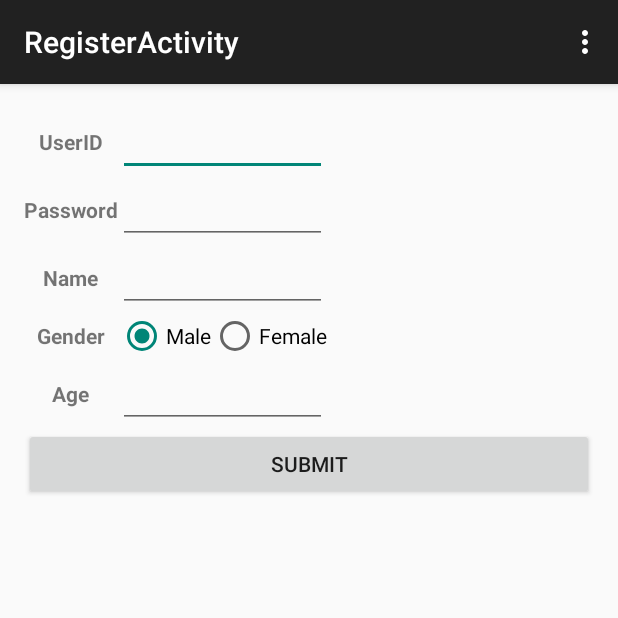
After one commit to PushenGao/Java_Smartphone, an Android app: the RegisterActivity screen opened directly, with no data from a screen before it, on a phone screen of 412 x 824 dp, the top half of it. The commit adds this screen. Run offline under Robolectric (Android 15) with nearby library versions, the phone set to English and light mode, and no system bars.

Commit message:
add register activity

```diff
--- a/Application/src/main/AndroidManifest.xml
+++ b/Application/src/main/AndroidManifest.xml
@@ -85,15 +85,14 @@
             android:label="@string/title_activity_tabSelect" >
         </activity>
         <activity
-            android:launchMode="singleTop"
             android:name="ui.Recommend"
-            android:label="@string/title_activity_recommend" >
+            android:label="@string/title_activity_recommend"
+            android:launchMode="singleTop" >
         </activity>
         <activity
-            android:parentActivityName="ui.Recommend"
             android:name="ui.Profile"
             android:label="@string/title_activity_profile"
-            >
+            android:parentActivityName="ui.Recommend" >
         </activity>
         <activity
             android:name="ui.ChatWindow"
@@ -104,21 +103,21 @@
         <activity
             android:name="ui.Contact"
             android:label="@string/title_activity_contact"
-            android:launchMode="singleTop">
-
+            android:launchMode="singleTop" >
         </activity>
         <activity
             android:name="ui.History"
             android:label="@string/title_activity_history" >
         </activity>
-
         <activity
             android:name="ui.ProfileAndRemove"
             android:label="@string/title_activity_profile_and_remove"
             android:parentActivityName="ui.Contact" >
-
         </activity>
-
+        <activity
+            android:name="ui.RegisterActivity"
+            android:label="@string/title_activity_register" >
+        </activity>
     </application>
 
 </manifest>
--- a/Application/src/main/java/dblayout/ContactDBConnectorProxy.java
+++ b/Application/src/main/java/dblayout/ContactDBConnectorProxy.java
@@ -10,6 +10,7 @@ import android.database.SQLException;
 import android.database.sqlite.SQLiteDatabase;
 import android.database.sqlite.SQLiteOpenHelper;
 import android.database.sqlite.SQLiteDatabase.CursorFactory;
+//TODO contacts db needs to be redesigned.
 
 public abstract class ContactDBConnectorProxy {
     private static final String DATABASE_NAME = "WeRun";
--- a/Application/src/main/java/ui/LogIn.java
+++ b/Application/src/main/java/ui/LogIn.java
@@ -52,4 +52,9 @@ public class LogIn extends ActionBarActivity {
         Intent intent = new Intent(this,com.example.android.actionbarcompat.styled.MainActivity.class);
         startActivity(intent);
     }
+
+    public void register_werun(View view){
+        Intent intent = new Intent(this,RegisterActivity.class);
+        startActivity(intent);
+    }
 }
--- /dev/null
+++ b/Application/src/main/java/ui/RegisterActivity.java
@@ -0,0 +1,48 @@
+package ui;
+
+import android.content.Intent;
+import android.support.v7.app.ActionBarActivity;
+import android.os.Bundle;
+import android.view.Menu;
+import android.view.MenuItem;
+import android.view.View;
+
+import com.example.android.actionbarcompat.styled.R;
+
+
+public class RegisterActivity extends ActionBarActivity {
+
+    @Override
+    protected void onCreate(Bundle savedInstanceState) {
+        super.onCreate(savedInstanceState);
+        setContentView(R.layout.activity_register);
+    }
+
+
+    @Override
+    public boolean onCreateOptionsMenu(Menu menu) {
+        // Inflate the menu; this adds items to the action bar if it is present.
+        getMenuInflater().inflate(R.menu.menu_register, menu);
+        return true;
+    }
+
+    @Override
+    public boolean onOptionsItemSelected(MenuItem item) {
+        // Handle action bar item clicks here. The action bar will
+        // automatically handle clicks on the Home/Up button, so long
+        // as you specify a parent activity in AndroidManifest.xml.
+        int id = item.getItemId();
+
+        //noinspection SimplifiableIfStatement
+        if (id == R.id.action_settings) {
+            return true;
+        }
+
+        return super.onOptionsItemSelected(item);
+    }
+
+    public void onSubmitClicked(View view){
+        Intent intent = new Intent(this,com.example.android.actionbarcompat.styled.MainActivity.class);
+        startActivity(intent);
+    }
+}
--- a/Application/src/main/res/layout/activity_log_in.xml
+++ b/Application/src/main/res/layout/activity_log_in.xml
@@ -55,10 +55,22 @@
         android:layout_marginTop="20dp"
         android:layout_below="@+id/login_passwd_edit"
         >
+        <Button
+            android:id="@+id/register_btn"
+            android:layout_width="120dp"
+            android:layout_height="40dp"
+            android:layout_marginLeft="20dp"
+            android:layout_alignParentLeft="true"
+            android:text="@string/register"
+
+            android:textColor="#ffffff"
+            android:textSize="18sp"
+            android:onClick="register_werun"
+            />
 
         <Button
             android:id="@+id/login_btn"
-            android:layout_width="90dp"
+            android:layout_width="120dp"
             android:layout_height="40dp"
             android:layout_marginRight="20dp"
             android:layout_alignParentRight="true"
--- /dev/null
+++ b/Application/src/main/res/layout/activity_register.xml
@@ -0,0 +1,128 @@
+<TableLayout xmlns:android="http://schemas.android.com/apk/res/android"
+    xmlns:tools="http://schemas.android.com/tools" android:layout_width="match_parent"
+    android:layout_height="match_parent" android:paddingLeft="@dimen/activity_horizontal_margin"
+    android:paddingRight="@dimen/activity_horizontal_margin"
+    android:paddingTop="@dimen/activity_vertical_margin"
+    android:paddingBottom="@dimen/activity_vertical_margin"
+    tools:context="ui.RegisterActivity">
+
+    <TableRow
+        android:layout_width="match_parent"
+        android:layout_height="wrap_content"
+        android:id="@+id/tableRow0" >
+
+        <TextView android:text="@string/user_id"
+            android:layout_width="wrap_content"
+            android:layout_height="wrap_content"
+            android:textStyle="bold"
+            android:layout_gravity="center" />
+
+        <EditText
+            android:id="@+id/registerUserid"
+            android:layout_width="wrap_content"
+            android:layout_height="wrap_content"
+            android:inputType= "textCapCharacters"
+            android:singleLine="true" >
+        </EditText>
+    </TableRow>
+
+
+    <TableRow
+        android:layout_width="match_parent"
+        android:layout_height="wrap_content"
+        android:id="@+id/tableRow1" >
+
+        <TextView android:text="@string/password" android:layout_width="wrap_content"
+            android:layout_height="wrap_content" android:textStyle="bold"
+            android:layout_gravity="center" />
+
+        <EditText
+            android:id="@+id/registerPassword"
+            android:layout_width="wrap_content"
+            android:layout_height="wrap_content"
+            android:inputType= "textPassword"
+            android:singleLine="true" >
+        </EditText>
+
+    </TableRow>
+
+
+
+    <TableRow
+        android:layout_width="match_parent"
+        android:layout_height="wrap_content"
+        android:id="@+id/tableRow2" >
+
+        <TextView android:text="@string/name" android:layout_width="wrap_content"
+            android:layout_height="wrap_content" android:textStyle="bold"
+            android:layout_gravity="center" />
+
+        <EditText
+            android:id="@+id/registerName"
+            android:layout_width="wrap_content"
+            android:layout_height="wrap_content"
+            android:inputType= "textCapCharacters"
+            android:singleLine="true" >
+        </EditText>
+
+    </TableRow>
+
+
+    <TableRow
+        android:layout_width="match_parent"
+        android:layout_height="wrap_content"
+        android:id="@+id/tableRow3" >
+
+        <TextView android:text="@string/gender" android:layout_width="wrap_content"
+            android:layout_height="wrap_content" android:textStyle="bold"
+            android:layout_gravity="center" />
+
+        <RadioGroup
+            android:id="@+id/registerGenderGroup"
+            android:layout_width="wrap_content"
+            android:layout_height="wrap_content"
+            android:orientation="horizontal">
+
+            <RadioButton
+                android:id="@+id/btnMan"
+                android:layout_width="wrap_content"
+                android:layout_height="wrap_content"
+                android:text="@string/male"
+                android:checked="true"/>
+
+            <RadioButton
+                android:id="@+id/btnWoman"
+                android:layout_width="wrap_content"
+                android:layout_height="wrap_content"
+                android:text="@string/female"/>
+        </RadioGroup>
+
+    </TableRow>
+
+
+    <TableRow
+        android:layout_width="match_parent"
+        android:layout_height="wrap_content"
+        android:id="@+id/tableRow4" >
+
+        <TextView android:text="@string/age" android:layout_width="wrap_content"
+            android:layout_height="wrap_content" android:textStyle="bold"
+            android:layout_gravity="center" />
+
+        <EditText
+            android:id="@+id/registerAge"
+            android:layout_width="wrap_content"
+            android:layout_height="wrap_content"
+            android:inputType= "number"
+            android:singleLine="true" >
+        </EditText>
+    </TableRow>
+
+    <Button
+        android:id="@+id/btn_register"
+        android:layout_width="match_parent"
+        android:layout_height="wrap_content"
+        android:onClick="onSubmitClicked"
+        android:text="@string/submit" />
+
+</TableLayout>
--- /dev/null
+++ b/Application/src/main/res/menu/menu_register.xml
@@ -0,0 +1,7 @@
+<menu xmlns:android="http://schemas.android.com/apk/res/android"
+    xmlns:app="http://schemas.android.com/apk/res-auto"
+    xmlns:tools="http://schemas.android.com/tools"
+    tools:context="ui.RegisterActivity">
+    <item android:id="@+id/action_settings" android:title="@string/action_settings"
+        android:orderInCategory="100" app:showAsAction="never" />
+</menu>
--- a/Application/src/main/res/values/strings.xml
+++ b/Application/src/main/res/values/strings.xml
@@ -33,6 +33,8 @@
     <string name="run">Run</string>
     <string name="we_run">WeRun</string>
     <string name="ok">OK</string>
+    <string name="gender">Gender</string>
+    <string name="age">Age</string>
     <string name="location_ca">Location:CA</string>
     <string name="personal_info">Info: AAA</string>
     <string name="add_friend">Add friend</string>
@@ -51,6 +53,11 @@
     <string name="stop">Stop</string>
     <string name="title_activity_log_in">LogIn</string>
     <string name="take_photo">Take Photo</string>
+    <string name="register">Register</string>
+    <string name="name">Name</string>
+    <string name="male">Male</string>
+    <string name="female">Female</string>
+    <string name="submit">Submit</string>
     <string name="hello_world">Hello world!</string>
     <string name="action_settings">Settings</string>
     <string name="title_activity_mainpage">Map</string>
@@ -62,6 +69,7 @@
     <string name="title_activity_history">History</string>
     <string name="title_activity_profile_and_remove">Profile and Remove</string>
     <string name="title_activity_profile">Profile</string>
+    <string name="title_activity_register">RegisterActivity</string>
 
 
 
```
Also changed, not shown: 110 other files.
